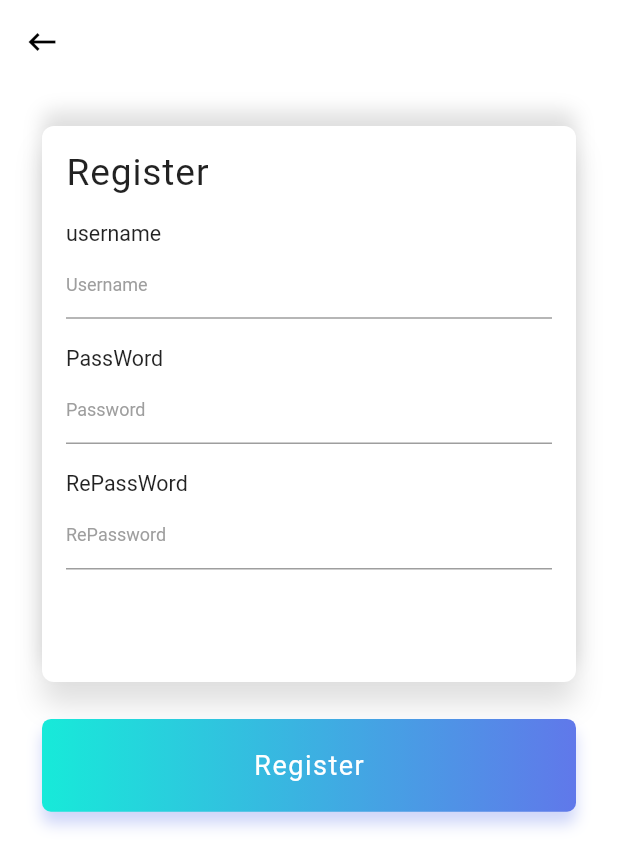
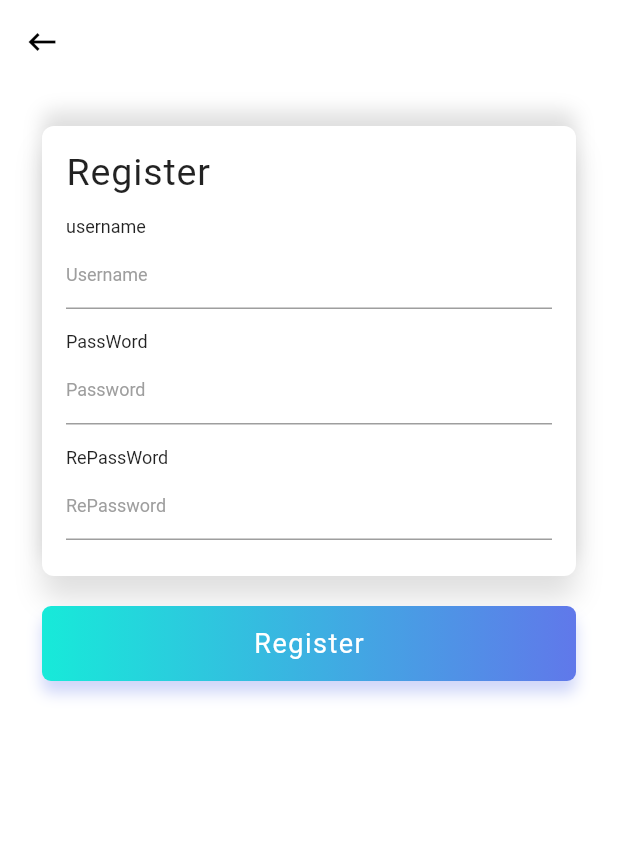
Before and after one commit to sinabirdevrim/late_box_book, a Flutter app: the screen it shows after launch, after a tap on "Register", on a phone screen of 412 x 824 dp. Shown: the top 868 px of the screen. Run offline on Flutter 3.47's test engine with Material 2 defaults, Android fonts, the phone set to English and light mode, and no system bars; our stand-ins replace bloc, equatable, firebase_auth, flutter_bloc, get_it; accounts and stored records are empty.

```diff
--- a/lib/blocs/user/user_event.dart
+++ b/lib/blocs/user/user_event.dart
@@ -8,6 +8,7 @@ class LoginUserEvent extends UserEvent {
   String _userName, _password;
 
   LoginUserEvent(this._userName, this._password);
+
   @override
   // TODO: implement props
   List<Object> get props => [_userName, _password];
@@ -15,5 +16,22 @@ class LoginUserEvent extends UserEvent {
   String get password => _password;
 
   String get userName => _userName;
+}
+
+class RegisterUserEvent extends UserEvent {
+  String _userName, _password, _rePassword;
+
+  RegisterUserEvent(this._userName, this._password, this._rePassword);
+
+  @override
+  // TODO: implement props
+  List<Object> get props => [_userName, _password, _rePassword];
+
+  String get password => _password;
+
+  String get userName => _userName;
+
+  get rePassword => _rePassword;
+
 
 }
--- a/lib/blocs/user/user_state.dart
+++ b/lib/blocs/user/user_state.dart
@@ -2,7 +2,7 @@ import 'package:equatable/equatable.dart';
 import 'package:late_box_book/model/user_model.dart';
 
 abstract class UserState extends Equatable {
-  const UserState();
+  UserModel mUserModel;
 }
 
 class InitialUserState extends UserState {
@@ -17,13 +17,23 @@ class UserLoadingState extends UserState {
 }
 
 class UserLoadedState extends UserState {
-  UserModel userModel;
-
-  UserLoadedState(this.userModel);
+  UserLoadedState(userModel) {
+    super.mUserModel = userModel;
+  }
 
   @override
   // TODO: implement props
-  List<Object> get props => [userModel];
+  List<Object> get props => [mUserModel];
+}
+
+class UserRegisterState extends UserState {
+  UserRegisterState(userModel) {
+    this.mUserModel = userModel;
+  }
+
+  @override
+  // TODO: implement props
+  List<Object> get props => [mUserModel];
 }
 
 class UserErrorState extends UserState {
--- a/lib/customwidget/lb_text_form.dart
+++ b/lib/customwidget/lb_text_form.dart
@@ -1,12 +1,17 @@
 import 'package:flutter/material.dart';
-import 'package:flutter_screenutil/flutter_screenutil.dart';
 
 class LBTextFormField extends StatelessWidget {
   final String hintText;
   final FormFieldSetter<String> onSaved;
   final String labelText;
+  final bool obscureText;
 
-  const LBTextFormField({Key key, this.hintText, this.onSaved, this.labelText})
+  const LBTextFormField(
+      {Key key,
+      this.hintText,
+      this.onSaved,
+      this.labelText,
+      this.obscureText = false})
       : super(key: key);
 
   @override
@@ -15,8 +20,9 @@ class LBTextFormField extends StatelessWidget {
       crossAxisAlignment: CrossAxisAlignment.start,
       children: <Widget>[
         Text(labelText,
-            style: TextStyle(fontSize: ScreenUtil.getInstance().setSp(26))),
+            style: TextStyle(fontSize: 12)),
         TextFormField(
+          obscureText: obscureText,
           decoration: InputDecoration(
               focusedBorder: UnderlineInputBorder(
                 borderSide: BorderSide(color: Colors.cyan),
--- a/lib/screens/login.dart
+++ b/lib/screens/login.dart
@@ -1,35 +1,40 @@
 import 'package:flutter/cupertino.dart';
 import 'package:flutter/material.dart';
 import 'package:flutter_bloc/flutter_bloc.dart';
-import 'package:flutter_screenutil/flutter_screenutil.dart';
 import 'package:late_box_book/blocs/user/bloc.dart';
+import 'package:late_box_book/customwidget/platform_specific_alert_dialog.dart';
 import 'package:late_box_book/screens/register.dart';
 import 'package:late_box_book/widgets/login/login_form.dart';
-import 'package:rich_alert/rich_alert.dart';
 
-class LoginPage extends StatelessWidget {
+class LoginPage extends StatefulWidget {
+  @override
+  _LoginPageState createState() => _LoginPageState();
+}
+
+class _LoginPageState extends State<LoginPage> {
   String _email, _password;
   final _formKey = GlobalKey<FormState>();
 
   @override
   Widget build(BuildContext context) {
-    ScreenUtil.instance = ScreenUtil.getInstance()..init(context);
-    ScreenUtil.instance =
-        ScreenUtil(width: 750, height: 1334, allowFontScaling: true);
-
     final _userBloc = BlocProvider.of<UserBloc>(context);
-
-    return BlocBuilder(
-      bloc: _userBloc,
-      builder: (_, UserState state) {
-        if (state is UserErrorState) {
-          debugPrint(state.errorMessage);
-        }
-
     return Scaffold(
       backgroundColor: Colors.white,
       resizeToAvoidBottomPadding: true,
       body: SingleChildScrollView(
+        child: BlocListener(
+            bloc: _userBloc,
+            listener: (context, state) {
+              if (state is UserErrorState) {
+                WidgetsBinding.instance.addPostFrameCallback((_) {
+                  PlatformSpecificAlertDialog(
+                    header: "Login Error",
+                    title: state.errorMessage,
+                    doneText: 'Done',
+                  ).show(context);
+                });
+              }
+            },
             child: Padding(
               padding: EdgeInsets.only(left: 28.0, right: 28.0, top: 50.0),
               child: Column(
@@ -42,7 +47,7 @@ class LoginPage extends StatelessWidget {
                             style: TextStyle(
                                 letterSpacing: .6,
                                 fontWeight: FontWeight.bold,
-                                fontSize: ScreenUtil.getInstance().setSp(45))),
+                                fontSize: 25)),
                       ),
                       Expanded(
                         flex: 2,
@@ -53,21 +58,24 @@ class LoginPage extends StatelessWidget {
                     ],
                   ),
                   SizedBox(
-                    height: ScreenUtil.getInstance().setHeight(20),
+                    height: 10,
                   ),
                   LoginFormCard((_email) {
                     this._email = _email;
                   }, (_password) {
                     this._password = _password;
                   }, _formKey),
-                  SizedBox(height: ScreenUtil.getInstance().setHeight(40)),
+                  SizedBox(height: 20),
                   Row(
                     mainAxisAlignment: MainAxisAlignment.center,
                     children: <Widget>[
-                      Expanded(
+                      BlocBuilder(
+                        bloc: _userBloc,
+                        builder: (_, UserState state) {
+                          return Expanded(
                             child: InkWell(
                               child: Container(
-                            height: ScreenUtil.getInstance().setHeight(100),
+                                height: 50,
                                 decoration: BoxDecoration(
                                     gradient: LinearGradient(colors: [
                                       Color(0xFF17ead9),
@@ -76,7 +84,8 @@ class LoginPage extends StatelessWidget {
                                     borderRadius: BorderRadius.circular(6.0),
                                     boxShadow: [
                                       BoxShadow(
-                                      color: Color(0xFF6078ea).withOpacity(.3),
+                                          color:
+                                              Color(0xFF6078ea).withOpacity(.3),
                                           offset: Offset(0.0, 8.0),
                                           blurRadius: 8.0)
                                     ]),
@@ -87,17 +96,19 @@ class LoginPage extends StatelessWidget {
                                       _formSubmit(_userBloc);
                                     },
                                     child: Center(
-                                  child: loginBtn(state),
+                                      child: loginBtn(_userBloc.state),
                                     ),
                                   ),
                                 ),
                               ),
                             ),
+                          );
+                        },
                       )
                     ],
                   ),
                   SizedBox(
-                    height: ScreenUtil.getInstance().setHeight(40),
+                    height: 20,
                   ),
                   Row(
                     mainAxisAlignment: MainAxisAlignment.center,
@@ -121,10 +132,8 @@ class LoginPage extends StatelessWidget {
                   )
                 ],
               ),
+            )),
       ),
-          ),
-        );
-      },
     );
   }
 
--- a/lib/screens/register.dart
+++ b/lib/screens/register.dart
@@ -1,5 +1,4 @@
 import 'package:flutter/material.dart';
-import 'package:flutter_screenutil/flutter_screenutil.dart';
 import 'package:late_box_book/widgets/login/register_form.dart';
 
 class RegisterPage extends StatelessWidget {
@@ -24,14 +23,14 @@ class RegisterPage extends StatelessWidget {
             child: Column(
               children: <Widget>[
                 RegisterFormCard(),
-                SizedBox(height: ScreenUtil.getInstance().setHeight(40)),
+                SizedBox(height: 20),
                 Row(
                   mainAxisAlignment: MainAxisAlignment.center,
                   children: <Widget>[
                     Expanded(
                       child: InkWell(
                         child: Container(
-                          height: ScreenUtil.getInstance().setHeight(100),
+                          height: 50,
                           decoration: BoxDecoration(
                               gradient: LinearGradient(colors: [
                                 Color(0xFF17ead9),
--- a/lib/widgets/login/login_form.dart
+++ b/lib/widgets/login/login_form.dart
@@ -1,5 +1,4 @@
 import 'package:flutter/material.dart';
-import 'package:flutter_screenutil/flutter_screenutil.dart';
 import 'package:late_box_book/customwidget/lb_text_form.dart';
 
 class LoginFormCard extends StatefulWidget {
@@ -18,7 +17,7 @@ class _LoginFormCardState extends State<LoginFormCard> {
   Widget build(BuildContext context) {
     return new Container(
       width: double.infinity,
-      height: ScreenUtil.getInstance().setHeight(490),
+      height: 250,
       decoration: BoxDecoration(
           color: Colors.white,
           borderRadius: BorderRadius.circular(8.0),
@@ -41,10 +40,10 @@ class _LoginFormCardState extends State<LoginFormCard> {
             children: <Widget>[
               Text("Login",
                   style: TextStyle(
-                      fontSize: ScreenUtil.getInstance().setSp(45),
+                      fontSize: 25,
                       letterSpacing: .6)),
               SizedBox(
-                height: ScreenUtil.getInstance().setHeight(30),
+                height: 15,
               ),
               LBTextFormField(
                 hintText: "username",
@@ -54,9 +53,10 @@ class _LoginFormCardState extends State<LoginFormCard> {
                 labelText: "Username",
               ),
               SizedBox(
-                height: ScreenUtil.getInstance().setHeight(30),
+                height: 15,
               ),
               LBTextFormField(
+                obscureText: true,
                 hintText: "Password",
                 onSaved: (String value) {
                   widget.funcPassword(value);
@@ -64,7 +64,7 @@ class _LoginFormCardState extends State<LoginFormCard> {
                 labelText: "PassWord",
               ),
               SizedBox(
-                height: ScreenUtil.getInstance().setHeight(35),
+                height: 20,
               ),
               Row(
                 mainAxisAlignment: MainAxisAlignment.end,
@@ -73,7 +73,7 @@ class _LoginFormCardState extends State<LoginFormCard> {
                     "Forgot Password?",
                     style: TextStyle(
                         color: Colors.blue,
-                        fontSize: ScreenUtil.getInstance().setSp(28)),
+                        fontSize: 14),
                   )
                 ],
               )
--- a/lib/widgets/login/register_form.dart
+++ b/lib/widgets/login/register_form.dart
@@ -1,5 +1,4 @@
 import 'package:flutter/material.dart';
-import 'package:flutter_screenutil/flutter_screenutil.dart';
 import 'package:late_box_book/customwidget/lb_text_form.dart';
 
 class RegisterFormCard extends StatefulWidget {
@@ -15,7 +14,7 @@ class _RegisterFormCardState extends State<RegisterFormCard> {
 
     return new Container(
       width: double.infinity,
-      height: ScreenUtil.getInstance().setHeight(600),
+      height: 300,
       decoration: BoxDecoration(
           color: Colors.white,
           borderRadius: BorderRadius.circular(8.0),
@@ -38,10 +37,10 @@ class _RegisterFormCardState extends State<RegisterFormCard> {
             children: <Widget>[
               Text("Register",
                   style: TextStyle(
-                      fontSize: ScreenUtil.getInstance().setSp(45),
+                      fontSize: 25,
                       letterSpacing: .6)),
               SizedBox(
-                height: ScreenUtil.getInstance().setHeight(30),
+                height: 15,
               ),
               LBTextFormField(
                 hintText: "Username",
@@ -51,9 +50,10 @@ class _RegisterFormCardState extends State<RegisterFormCard> {
                 labelText: "username",
               ),
               SizedBox(
-                height: ScreenUtil.getInstance().setHeight(30),
+                height: 15,
               ),
               LBTextFormField(
+                obscureText: true,
                 hintText: "Password",
                 onSaved: (String value) {
                   _password = value;
@@ -61,9 +61,10 @@ class _RegisterFormCardState extends State<RegisterFormCard> {
                 labelText: "PassWord",
               ),
               SizedBox(
-                height: ScreenUtil.getInstance().setHeight(30),
+                height: 15,
               ),
               LBTextFormField(
+                obscureText: true,
                 hintText: "RePassword",
                 onSaved: (String value) {
                   _passwordRepat = value;
@@ -71,7 +72,7 @@ class _RegisterFormCardState extends State<RegisterFormCard> {
                 labelText: "RePassWord",
               ),
               SizedBox(
-                height: ScreenUtil.getInstance().setHeight(35),
+                height: 20,
               ),
             ],
           ),
--- a/pubspec.yaml
+++ b/pubspec.yaml
@@ -27,12 +27,10 @@ dependencies:
   equatable: ^1.0.2
   http: ^0.12.0+4
   get_it: ^3.1.0
-  flutter_screenutil: ^0.4.2
   firebase_core: ^0.4.0+9
   firebase_analytics: ^5.0.2
   firebase_auth: ^0.15.3+1
   cloud_firestore: ^0.12.9+5
-  rich_alert: ^0.1.32
 
 dev_dependencies:
   flutter_test:
```
Also changed, not shown: lib/blocs/user/user_bloc.dart (+12 -1 lines), lib/customwidget/platform_specific_alert_dialog.dart (added, +94 -0 lines), lib/customwidget/platform_specific_widget.dart (added, +16 -0 lines), lib/repository/user_repository.dart (+9 -1 lines), lib/services/firebase_auth_service.dart (+29 -6 lines), pubspec.lock, 4 other files. Lines whose indentation alone changed are shown as unchanged.
